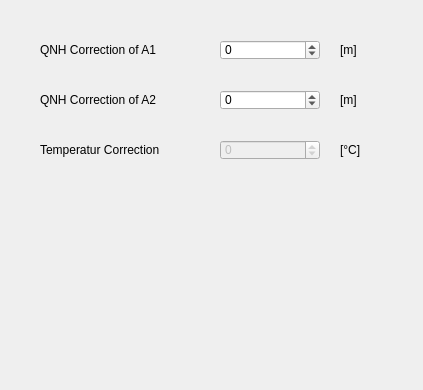
This is src/configuration/flytec/CorrFrame.ui in Iv/FlyHigh as Qt 5 draws it before an edit. The edited form follows.
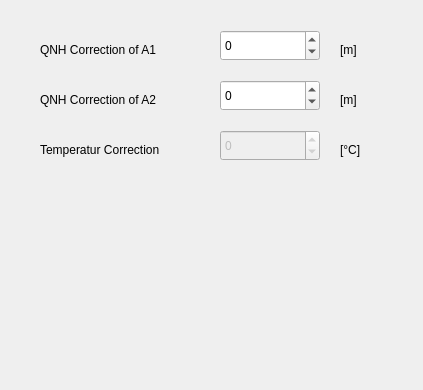
This is the edited form.

```diff
--- a/src/configuration/flytec/CorrFrame.ui
+++ b/src/configuration/flytec/CorrFrame.ui
@@ -20,14 +20,11 @@
       <property name="geometry">
         <rect>
           <x>220</x>
-          <y>90</y>
+     <y>80</y>
           <width>100</width>
-          <height>20</height>
-        </rect>
-      </property>
-      <property name="maximum">
-        <number>8000</number>
-      </property>
+     <height>31</height>
+    </rect>
+   </property>
       <property name="minimum">
         <number>-8000</number>
       </property>
@@ -36,14 +33,11 @@
       <property name="geometry">
         <rect>
           <x>220</x>
-          <y>40</y>
+     <y>30</y>
           <width>100</width>
-          <height>20</height>
-        </rect>
-      </property>
-      <property name="maximum">
-        <number>1000</number>
-      </property>
+     <height>31</height>
+    </rect>
+   </property>
       <property name="minimum">
         <number>-2000</number>
       </property>
@@ -103,14 +97,11 @@
       <property name="geometry">
         <rect>
           <x>220</x>
-          <y>140</y>
+     <y>130</y>
           <width>100</width>
-          <height>20</height>
-        </rect>
-      </property>
-      <property name="maximum">
-        <number>10</number>
-      </property>
+     <height>31</height>
+    </rect>
+   </property>
       <property name="minimum">
         <number>-10</number>
       </property>
```
Left out of the diff: 16 changed lines with no effect on the pictures. Lines whose indentation alone changed are shown as unchanged.
